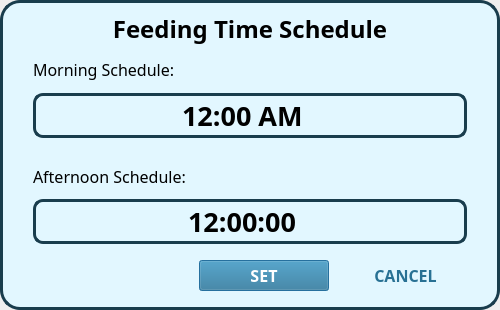
Old version of the form feedingScheduleDialog.ui in the repository jeraldconstantino/nitrate-sufficiency-monitoring-system.
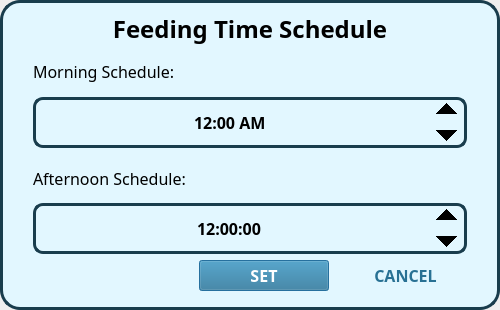
New version of the form.

```diff
--- a/feedingScheduleDialog.ui
+++ b/feedingScheduleDialog.ui
@@ -109,7 +109,7 @@
       <item>
        <layout class="QVBoxLayout" name="verticalLayout">
         <property name="spacing">
-         <number>15</number>
+         <number>5</number>
         </property>
         <item>
          <layout class="QVBoxLayout" name="firstSchedVLayout">
@@ -143,7 +143,7 @@
             <property name="font">
              <font>
               <family>Poppins</family>
-              <pointsize>20</pointsize>
+              <pointsize>12</pointsize>
               <weight>75</weight>
               <bold>true</bold>
              </font>
@@ -154,6 +154,21 @@
     color: #000;
     border: 3px solid rgb(25, 61, 77);
     border-radius: 10px;
+	padding:10px;
+}
+
+QTimeEdit::up-button {
+	subcontrol-origin: border;
+    subcontrol-position: top right;
+    width:40px;
+    height: 25px;
+}
+
+QTimeEdit::down-button {
+	subcontrol-origin: border;
+    subcontrol-position: bottom right;
+    width:40px;
+    height: 25px;
 }</string>
             </property>
             <property name="alignment">
@@ -202,7 +217,7 @@
             <property name="font">
              <font>
               <family>Poppins</family>
-              <pointsize>20</pointsize>
+              <pointsize>12</pointsize>
               <weight>75</weight>
               <bold>true</bold>
              </font>
@@ -213,6 +228,21 @@
     color: #000;
     border: 3px solid rgb(25, 61, 77);
     border-radius: 10px;
+	padding: 10px;
+}
+
+QTimeEdit::up-button {
+	subcontrol-origin: border;
+    subcontrol-position: top right;
+    width:40px;
+    height: 25px;
+}
+
+QTimeEdit::down-button {
+	subcontrol-origin: border;
+    subcontrol-position: bottom right;
+    width:40px;
+    height: 25px;
 }</string>
             </property>
             <property name="alignment">
```
Left out of the diff: 2 changed lines with no effect on the pictures.
